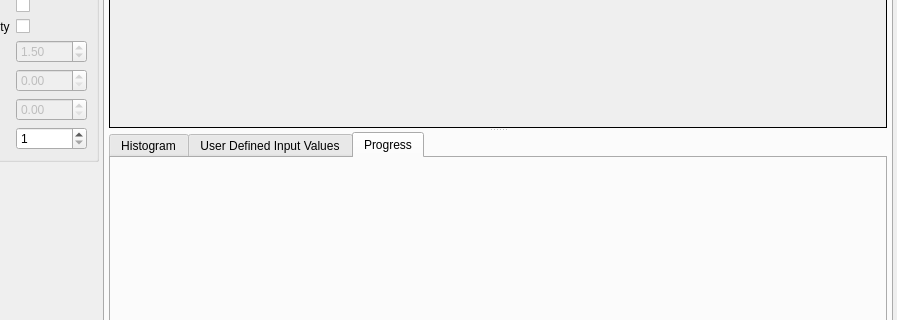
Before: the Qt Designer form Code/EmMpmGui/UI_Files/EmMpmGui.ui in BlueQuartzSoftware/EMMPMWorkbench, drawn with Qt 5; both pictures show x 127 to 1024 and y 248 to 568 of the 1024 by 740 pixel window.
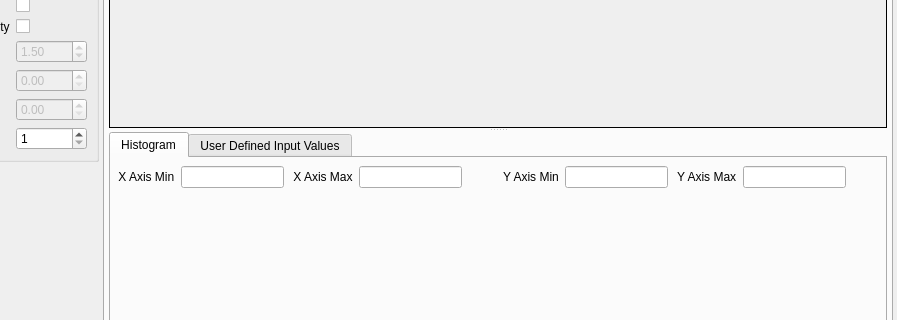
After: the same form once the commit is applied. The open tabs and pages were chosen to show the change. Icons and pictures are not drawn. Custom widgets are drawn as their Qt base class.

Commit message: Tweaking the layout of the UI to make the Progress Widget more prominent

```diff
--- a/Code/EmMpmGui/UI_Files/EmMpmGui.ui
+++ b/Code/EmMpmGui/UI_Files/EmMpmGui.ui
@@ -441,6 +441,9 @@
         </layout>
        </widget>
       </item>
+      <item>
+       <widget class="ProcessQueueDialog" name="m_QueueDialog" native="true"/>
+      </item>
       <item>
        <spacer name="verticalSpacer">
         <property name="orientation">
@@ -1346,16 +1349,6 @@
              </item>
             </layout>
            </widget>
-           <widget class="QWidget" name="tab_5">
-            <attribute name="title">
-             <string>Progress</string>
-            </attribute>
-            <layout class="QVBoxLayout" name="verticalLayout_2">
-             <item>
-              <widget class="ProcessQueueDialog" name="m_QueueDialog" native="true"/>
-             </item>
-            </layout>
-           </widget>
           </widget>
          </widget>
         </item>
```
Left out of the diff: 2 changed lines with no effect on the pictures.
